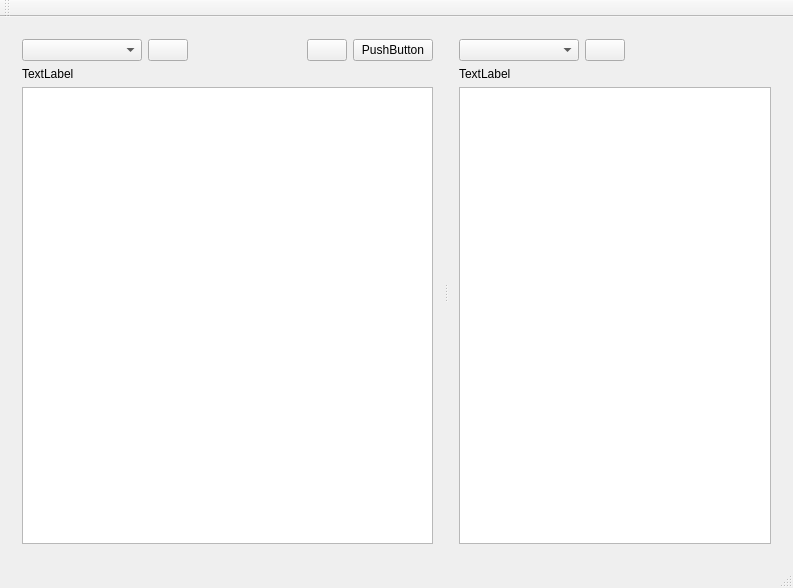
Qt form mainwindow.ui (den0011/FileManager) before a commit.
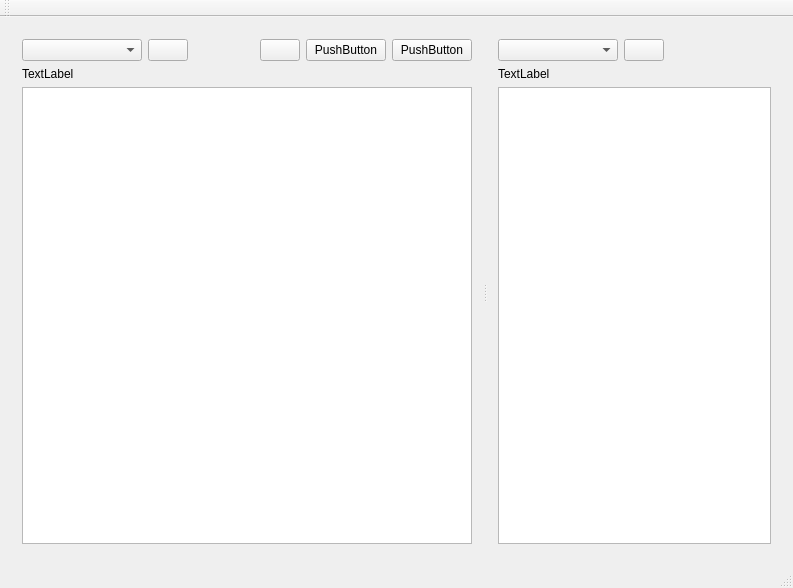
The same form after that commit. Icons and pictures are not drawn.

```diff
--- a/mainwindow.ui
+++ b/mainwindow.ui
@@ -20,7 +20,7 @@
       <property name="orientation">
        <enum>Qt::Horizontal</enum>
       </property>
-      <widget class="QWidget" name="">
+      <widget class="QWidget" name="layoutWidget">
        <layout class="QVBoxLayout" name="verticalLayout">
         <item>
          <layout class="QHBoxLayout" name="horizontalLayout">
@@ -81,6 +81,16 @@
             </property>
            </widget>
           </item>
+          <item>
+           <widget class="QPushButton" name="pushButtonDelFolderL">
+            <property name="toolTip">
+             <string>Удаление каталога и всех файлов</string>
+            </property>
+            <property name="text">
+             <string>PushButton</string>
+            </property>
+           </widget>
+          </item>
           <item>
            <widget class="QPushButton" name="pushButton_4">
             <property name="text">
@@ -118,7 +128,7 @@
         </item>
        </layout>
       </widget>
-      <widget class="QWidget" name="">
+      <widget class="QWidget" name="layoutWidget">
        <layout class="QVBoxLayout" name="verticalLayout_2">
         <item>
          <layout class="QHBoxLayout" name="horizontalLayout_2">
```
Left out of the diff: 14 changed lines with no effect on the pictures.
